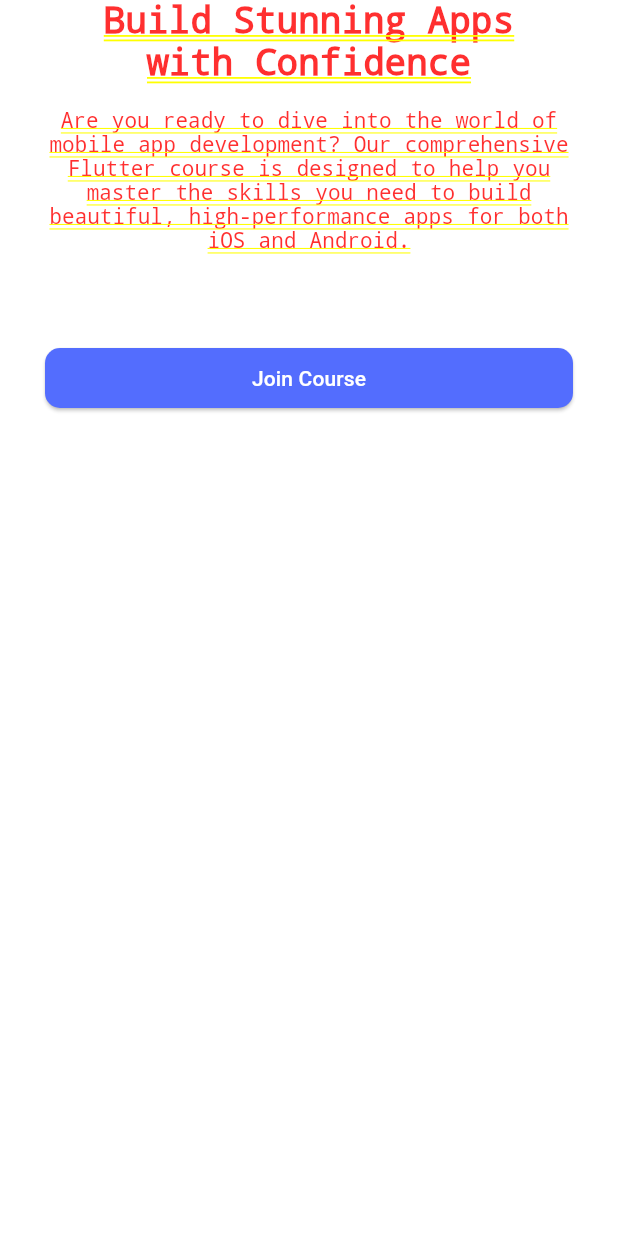
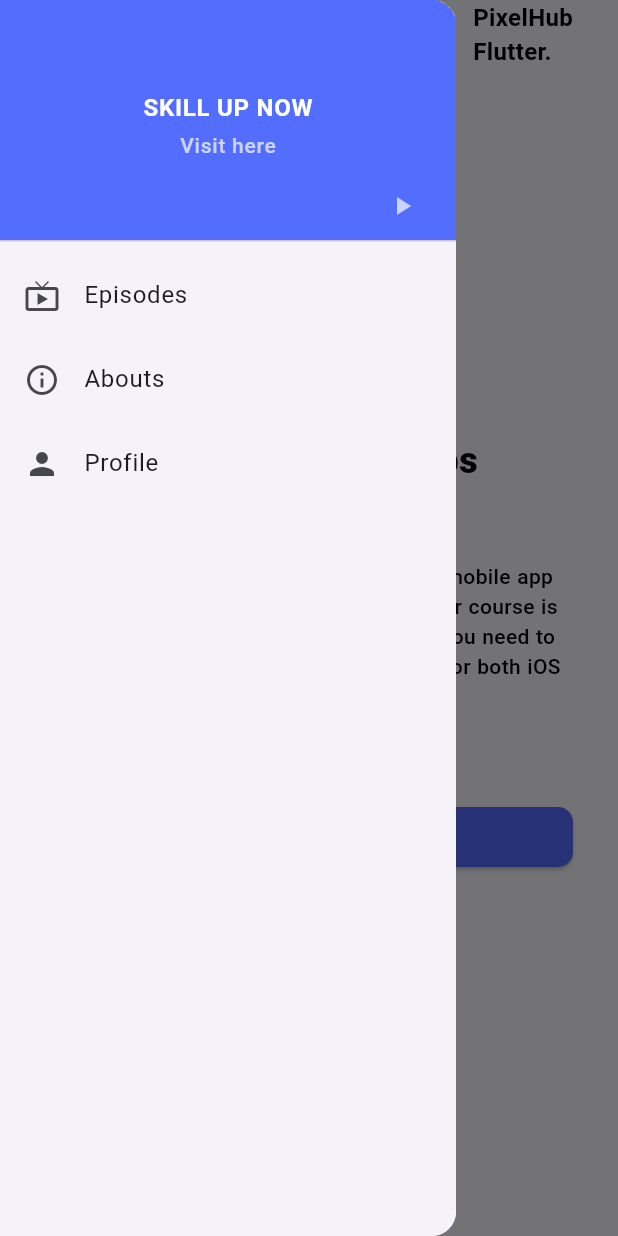
Before and after one commit to Nadim201/responsive_design_assignment, a Flutter app: the screen it shows after launch, with the side drawer open (before the commit the screen has no drawer), on a phone screen of 412 x 824 dp. Run offline on Flutter 3.47's test engine with Material 3 defaults, Android fonts, the phone set to English and light mode, and no system bars; our stand-ins replace device_preview, google_fonts.

Commit message:
first commit

```diff
--- a/lib/Screen/desktop_screen.dart
+++ b/lib/Screen/desktop_screen.dart
@@ -1,5 +1,6 @@
 import 'package:flutter/material.dart';
 
+import '../Widget/CostomAppBar.dart';
 import '../Widget/bodyText_section.dart';
 
 class DesktopScreen extends StatelessWidget {
@@ -7,18 +8,23 @@ class DesktopScreen extends StatelessWidget {
 
   @override
   Widget build(BuildContext context) {
-    return const Column(
-      mainAxisAlignment: MainAxisAlignment.center,
-      crossAxisAlignment: CrossAxisAlignment.center,
-      children: [
-        Expanded(
-          child: BodytextSection(
+    return const Scaffold(
+      body: Column(
+        children: [
+          CustomAppBar(
             isMobile: false,
             isTablet: false,
             isDesktop: true,
           ),
-        )
-      ],
+          Expanded(
+            child: BodytextSection(
+              isMobile: false,
+              isTablet: false,
+              isDesktop: true,
+            ),
+          )
+        ],
+      ),
     );
   }
 }
--- a/lib/Screen/mobile_screen.dart
+++ b/lib/Screen/mobile_screen.dart
@@ -1,15 +1,26 @@
 import 'package:flutter/material.dart';
 
+import '../Widget/CostomAppBar.dart';
 import '../Widget/bodyText_section.dart';
+import '../Widget/drawer_section.dart';
 
 class MobileScreen extends StatelessWidget {
   const MobileScreen({super.key});
 
   @override
   Widget build(BuildContext context) {
-    return const Column(
-      mainAxisAlignment: MainAxisAlignment.center,
+    return const SafeArea(
+      child: Scaffold(
+        drawer: Drawer(
+          child: DrawerSection(),
+        ),
+        body: Column(
           children: [
+            CustomAppBar(
+              isMobile: true,
+              isTablet: false,
+              isDesktop: false,
+            ),
             Expanded(
               child: BodytextSection(
                 isMobile: true,
@@ -18,6 +29,8 @@ class MobileScreen extends StatelessWidget {
               ),
             )
           ],
+        ),
+      ),
     );
   }
 }
--- a/lib/Screen/tablet_screen.dart
+++ b/lib/Screen/tablet_screen.dart
@@ -1,4 +1,5 @@
 import 'package:flutter/material.dart';
+import 'package:responsive_design_assignment/Widget/CostomAppBar.dart';
 
 import '../Widget/bodyText_section.dart';
 
@@ -7,9 +8,11 @@ class TabletScreen extends StatelessWidget {
 
   @override
   Widget build(BuildContext context) {
-    return const Column(
-      mainAxisAlignment: MainAxisAlignment.center,
+    return const SafeArea(
+      child: Scaffold(
+        body: Column(
           children: [
+            CustomAppBar(isMobile: false, isTablet: true, isDesktop: false),
             Expanded(
               child: BodytextSection(
                 isMobile: false,
@@ -18,6 +21,8 @@ class TabletScreen extends StatelessWidget {
               ),
             )
           ],
+        ),
+      ),
     );
   }
 }
--- /dev/null
+++ b/lib/Widget/CostomAppBar.dart
@@ -0,0 +1,65 @@
+import 'package:flutter/material.dart';
+import 'package:responsive_design_assignment/Constant.dart';
+
+class CustomAppBar extends StatelessWidget {
+  const CustomAppBar(
+      {super.key,
+      required this.isMobile,
+      required this.isTablet,
+      required this.isDesktop});
+
+  final bool isMobile;
+  final bool isTablet;
+  final bool isDesktop;
+
+  @override
+  Widget build(BuildContext context) {
+    return SizedBox(
+      child: Padding(
+        padding: isMobile
+            ? const EdgeInsets.symmetric(horizontal: 30)
+            : const EdgeInsets.symmetric(horizontal: 100, vertical: 30),
+        child: Row(
+          mainAxisAlignment: MainAxisAlignment.spaceBetween,
+          crossAxisAlignment: CrossAxisAlignment.start,
+          children: [
+            if (isMobile)
+              IconButton(
+                onPressed: () {
+                  Scaffold.of(context).openDrawer();
+                },
+                icon: const Icon(
+                  Icons.menu,
+                ),
+              ),
+            Text(
+              'PixelHub\nFlutter.',
+              style: TextStyle(
+                  fontSize: isMobile ? 16 : 20, fontWeight: FontWeight.bold),
+            ),
+            if (!isMobile)
+              Row(
+                children: [
+                  Text(
+                    'Episode',
+                    style: TextStyle(
+                        fontSize: isMobile ? 16 : 20,
+                        fontWeight: FontWeight.bold),
+                  ),
+                  const SizedBox(
+                    width: 50,
+                  ),
+                  Text(
+                    'About',
+                    style: TextStyle(
+                        fontSize: isMobile ? 16 : 20,
+                        fontWeight: FontWeight.bold),
+                  ),
+                ],
+              ),
+          ],
+        ),
+      ),
+    );
+  }
+}
--- a/lib/Widget/bodyText_section.dart
+++ b/lib/Widget/bodyText_section.dart
@@ -16,27 +16,55 @@ class BodytextSection extends StatelessWidget {
   Widget build(BuildContext context) {
     return Padding(
       padding: isMobile
-          ? const EdgeInsets.symmetric(horizontal: 30)
-          : const EdgeInsets.symmetric(horizontal: 100),
+          ? const EdgeInsets.symmetric(
+              vertical: 10,
+              horizontal: 30,
+            )
+          : const EdgeInsets.symmetric(horizontal: 100, vertical: 10),
       child: !isDesktop
-          ? SingleChildScrollView(
-              child: Column(
-                mainAxisSize: MainAxisSize.min,
+          ? Column(
               mainAxisAlignment: MainAxisAlignment.center,
               crossAxisAlignment: CrossAxisAlignment.center,
               children: [
+                SingleChildScrollView(
+                  child: bodyTextSection(),
+                ),
+                elevatedButton(),
+              ],
+            )
+          : Row(
+              mainAxisAlignment: MainAxisAlignment.center,
+              crossAxisAlignment: CrossAxisAlignment.center,
+              children: [
+                Flexible(
+                  flex: 4,
+                  child: bodyTextSection(),
+                ),
+                const Spacer(),
+                elevatedButton(),
+              ],
+            ),
+    );
+  }
+
+  Column bodyTextSection() {
+    return Column(
+      mainAxisSize: MainAxisSize.min,
+      mainAxisAlignment: MainAxisAlignment.center,
+      crossAxisAlignment:
+          isDesktop ? CrossAxisAlignment.start : CrossAxisAlignment.center,
+      children: [
         Text(
-                    textAlign: TextAlign.center,
+          textAlign: isDesktop ? TextAlign.start : TextAlign.center,
           'Build Stunning Apps\nwith Confidence',
           style: TextStyle(
-                        fontWeight: FontWeight.w900,
-                        fontSize: isMobile ? 24 : 60),
+              fontWeight: FontWeight.w900, fontSize: isMobile ? 24 : 60),
         ),
         const SizedBox(
           height: defaultPadding,
         ),
         Text(
-                    textAlign: TextAlign.center,
+          textAlign: isDesktop ? TextAlign.start : TextAlign.center,
           'Are you ready to dive into the world of mobile app development? Our comprehensive Flutter course is designed to help you master the skills you need to build beautiful, high-performance apps for both iOS and Android.',
           style: TextStyle(
               fontWeight: FontWeight.w500,
@@ -46,49 +74,11 @@ class BodytextSection extends StatelessWidget {
         const SizedBox(
           height: 60,
         ),
-                  elevatedBotton(),
       ],
-              ),
-            )
-          : Row(
-              mainAxisSize: MainAxisSize.min,
-              mainAxisAlignment: MainAxisAlignment.center,
-              crossAxisAlignment: CrossAxisAlignment.center,
-              children: [
-                Flexible(
-                  flex: 4,
-                  child: Column(
-                    mainAxisAlignment: MainAxisAlignment.center,
-                    crossAxisAlignment: CrossAxisAlignment.start,
-                    children: [
-                      Text(
-                        textAlign: TextAlign.start,
-                        'Build Stunning Apps\nwith Confidence',
-                        style: TextStyle(
-                            fontWeight: FontWeight.w900,
-                            fontSize: isMobile ? 30 : 60),
-                      ),
-                      const SizedBox(
-                        height: defaultPadding,
-                      ),
-                      Text(
-                        'Are you ready to dive into the world of mobile app development? Our comprehensive Flutter course is designed to help you master the skills you need to build beautiful, high-performance apps for both iOS and Android.',
-                        style: TextStyle(
-                            fontWeight: FontWeight.w500,
-                            fontSize: isMobile ? 14 : 24,
-                            wordSpacing: 0.4),
-                      ),
-                    ],
-                  ),
-                ),
-                const Spacer(),
-                elevatedBotton(),
-              ],
-            ),
     );
   }
 
-  SizedBox elevatedBotton() {
+  SizedBox elevatedButton() {
     return SizedBox(
       width: isMobile ? double.infinity : 250,
       child: ElevatedButton(
--- a/lib/Widget/drawer_section.dart
+++ b/lib/Widget/drawer_section.dart
@@ -51,11 +51,11 @@ class DrawerSection extends StatelessWidget {
             ),
           ),
           ListTile(
-            leading: Icon(Icons.video_library),
+            leading: Icon(Icons.live_tv),
             title: Text('Episodes'),
           ),
           ListTile(
-            leading: Icon(Icons.message),
+            leading: Icon(Icons.info_outline),
             title: Text('Abouts'),
           ),
           ListTile(
--- a/pubspec.yaml
+++ b/pubspec.yaml
@@ -90,3 +90,5 @@ flutter:
   #
   # For details regarding fonts from package dependencies,
   # see https://flutter.dev/custom-fonts/#from-packages
+  assets:
+    - lib/Widget/
```
Lines whose indentation alone changed are shown as unchanged.
